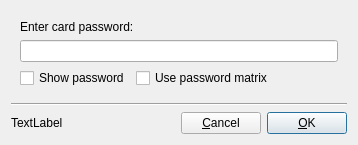
The window that ui/pindialog.ui (Nitrokey/nitrokey-app) describes before a commit, drawn with Qt 5.
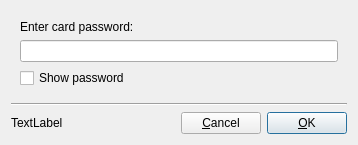
The same window after the commit. Icons and pictures are not drawn.

Commit message: Remove matrix password UI element from pindialog

What changed in the file:
```diff
--- a/ui/pindialog.ui
+++ b/ui/pindialog.ui
@@ -80,19 +80,6 @@
           </property>
          </widget>
         </item>
-        <item>
-         <widget class="QCheckBox" name="checkBox_PasswordMatrix">
-          <property name="sizePolicy">
-           <sizepolicy hsizetype="Fixed" vsizetype="Fixed">
-            <horstretch>0</horstretch>
-            <verstretch>0</verstretch>
-           </sizepolicy>
-          </property>
-          <property name="text">
-           <string>Use password matrix</string>
-          </property>
-         </widget>
-        </item>
         <item>
          <spacer name="horizontalSpacer_3">
           <property name="orientation">
```
Left out of the diff: 1 changed line with no effect on the pictures. The commit also changes 2 other files.
